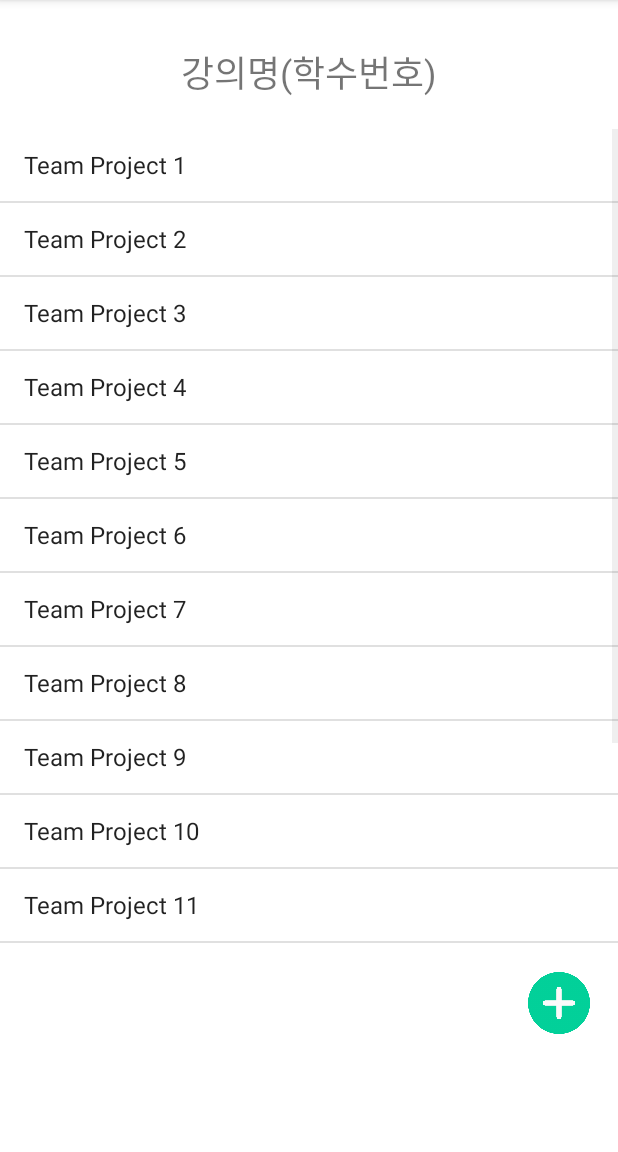
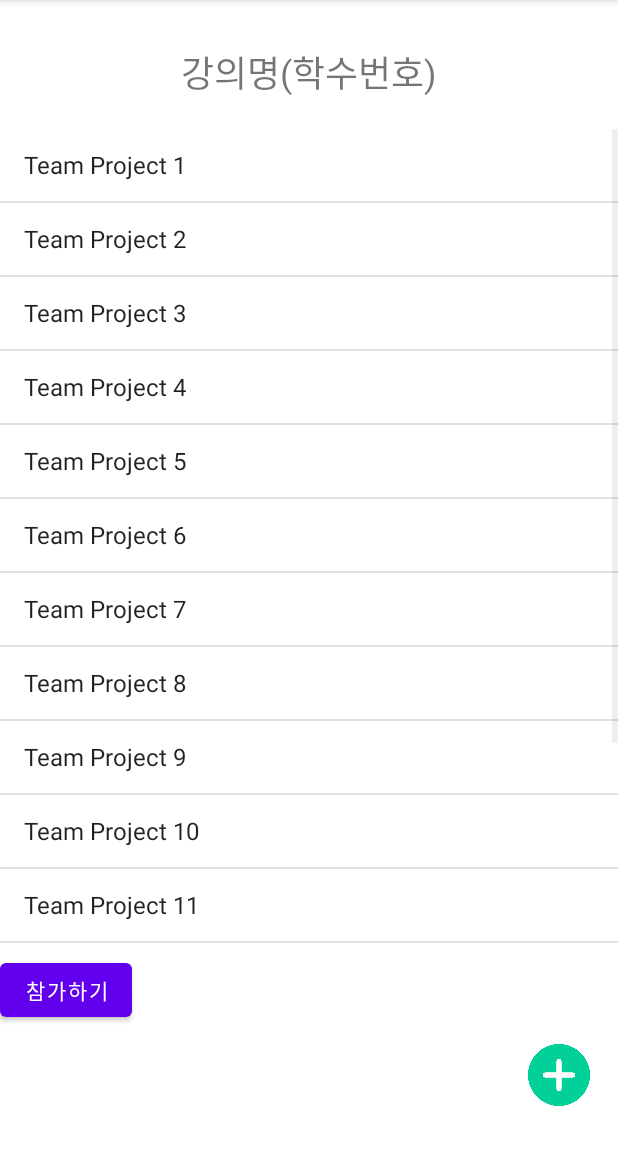
Before and after one commit to teaMBTI/SE_TermProject_teaMBTI, an Android app: the ListTeamProject screen opened directly, with no data from a screen before it, on a phone screen of 412 x 824 dp, the part 84-1236 px from its top. Run offline under Robolectric (Android 15) with nearby library versions, the phone set to English and light mode, and no system bars; our stand-ins replace Firebase (no records; nobody signed in at launch, a user with empty details on screens opened directly).

Commit message:
참가하기 버튼만 생성

```diff
--- a/MBTIMatchingSystem/app/src/main/java/com/seproject/mbtimatchingsystem/ListTeamProject.java
+++ b/MBTIMatchingSystem/app/src/main/java/com/seproject/mbtimatchingsystem/ListTeamProject.java
@@ -24,6 +24,7 @@ import androidx.appcompat.app.AppCompatActivity;
 
 import com.google.firebase.auth.FirebaseAuth;
 import com.google.firebase.auth.FirebaseUser;
+import com.google.firebase.auth.UserInfo;
 import com.google.firebase.database.DatabaseReference;
 import com.google.firebase.database.FirebaseDatabase;
 
@@ -32,6 +33,7 @@ import org.w3c.dom.Text;
 public class ListTeamProject extends AppCompatActivity {
 
     TextView courseName;
+    Button participate;
 
     @Override
     protected void onCreate(Bundle savedInstanceState) {
@@ -54,6 +56,28 @@ public class ListTeamProject extends AppCompatActivity {
                 startActivity(NewActivity);
             }
         });
+
+/*        Button participate = (Button) findViewById(R.id.participate);
+        participate.setOnClickListener(new View.OnClickListener() {
+            @Override
+            public void onClick(View view) {
+                startToast("수업에 참가하셨습니다.");
+                FirebaseUser user = FirebaseAuth.getInstance().getCurrentUser();
+                if (user != null) {
+                for (UserInfo profile : user.getProviderData()) {
+                    // 사용자 닉네임 가져오기
+                    String name = profile.getDisplayName();
+                }
+                }
+            }
+        });*/
+
+
+
+
+
+
+
 
 
         ScrollView scrollView = (ScrollView) findViewById(R.id.scrollView_tp);
--- a/MBTIMatchingSystem/app/src/main/res/layout/activity_list_teamproject.xml
+++ b/MBTIMatchingSystem/app/src/main/res/layout/activity_list_teamproject.xml
@@ -28,12 +28,17 @@
             android:layout_height="match_parent"/>
     </ScrollView>
 
+    <Button
+        android:id="@+id/participate"
+        android:layout_width="wrap_content"
+        android:layout_height="wrap_content"
+        android:text="참가하기"/>
+
     <ImageButton
         android:id="@+id/addTeamProject"
         android:layout_width="65dp"
         android:layout_height="65dp"
         android:layout_marginLeft="340dp"
-
         android:adjustViewBounds="true"
         android:onClick="onClick"
         android:scaleType="fitCenter"
```
